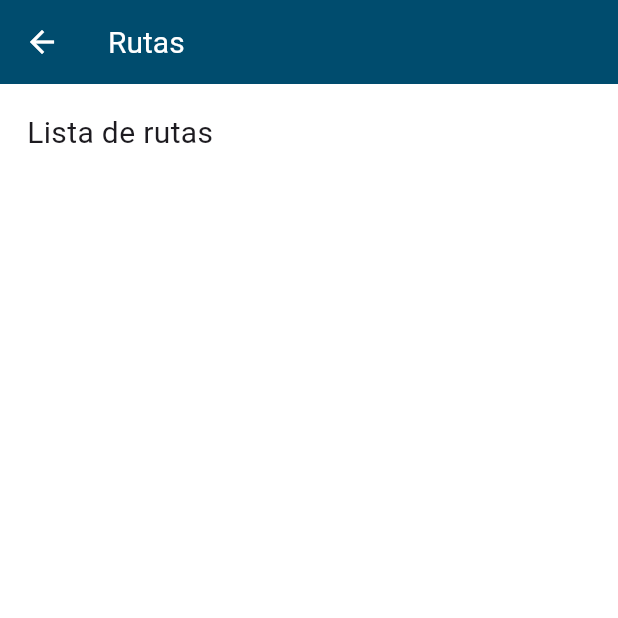
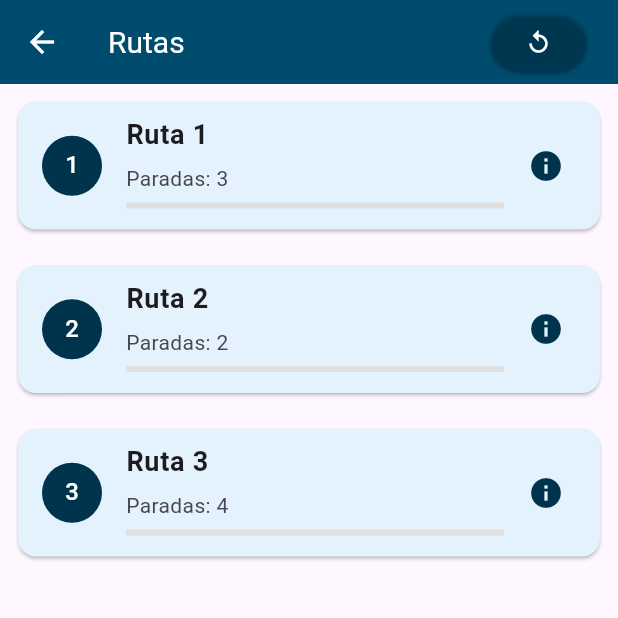
Before and after one commit to Mystedev/Odoo_App, a Flutter app: the MyRoutes screen opened directly, on a phone screen of 412 x 824 dp, the top half of it. Run offline on Flutter 3.47's test engine with Material 3 defaults, Android fonts, the phone set to English and light mode, and no system bars; our stand-ins replace flutter_speed_dial, shared_preferences; accounts and stored records are empty; network calls fail.

Commit message:
Se ha implementado la interfaz de las rutas que se deben hacer con un indicador de progreso de la ruta

```diff
--- a/lib/main.dart
+++ b/lib/main.dart
@@ -21,8 +21,8 @@ class MainApp extends StatefulWidget {
 }
 
 class _MainAppState extends State<MainApp> {
-  late Future<List<dynamic>> _productsFuture;
-  late Future<List<dynamic>> _contactsFuture;
+  late Future<List<dynamic>> _productsFuture = Future.value([]);
+  late Future<List<dynamic>> _contactsFuture = Future.value([]) ;
   ThemeMode _themeMode = ThemeMode.light;
 
   @override
@@ -173,7 +173,7 @@ class HomeScreen extends StatelessWidget {
             ),
             ListTile(
               leading: const Icon(Icons.shop),
-              title: const Text('Products'),
+              title: const Text('Productos'),
               onTap: () {
                 Navigator.of(context).push(
                     _createRoute(MyProducts(productsFuture: productsFuture)));
@@ -181,7 +181,7 @@ class HomeScreen extends StatelessWidget {
             ),
             ListTile(
               leading: const Icon(Icons.person),
-              title: const Text('Contacts'),
+              title: const Text('Contactos'),
               onTap: () {
                 Navigator.of(context).push(
                   _createRoute(
@@ -192,7 +192,7 @@ class HomeScreen extends StatelessWidget {
             ),
             ListTile(
               leading: const Icon(Icons.shopping_cart),
-              title: const Text('Comandes'),
+              title: const Text('Ventas'),
               onTap: () {
                 Navigator.of(context)
                     .push(_createRoute(const MyWaitingSales()));
@@ -200,7 +200,7 @@ class HomeScreen extends StatelessWidget {
             ),
             ListTile(
                 leading: const Icon(Icons.route),
-                title: const Text('Rutes'),
+                title: const Text('Rutas'),
                 onTap: () {
                   Navigator.of(context).push(_createRoute(const MyRoutes()));
                 })
--- a/lib/routes/rutes.dart
+++ b/lib/routes/rutes.dart
@@ -8,28 +8,167 @@ class MyRoutes extends StatefulWidget {
 }
 
 class _MyRoutesState extends State<MyRoutes> {
+  // Simulación de rutas y empresas a visitar
+  final List<Map<String, dynamic>> routes = [
+    {
+      'routeName': 'Ruta 1',
+      'stops': ['Empresa A', 'Empresa B', 'Empresa C'],
+      'progress': 0.0,
+    },
+    {
+      'routeName': 'Ruta 2',
+      'stops': ['Empresa D', 'Empresa E'],
+      'progress': 0.0,
+    },
+    {
+      'routeName': 'Ruta 3',
+      'stops': ['Empresa F', 'Empresa G', 'Empresa H', 'Empresa I'],
+      'progress': 0.0,
+    },
+  ];
+
   @override
   Widget build(BuildContext context) {
     return Scaffold(
-        backgroundColor: Colors.white,
       appBar: AppBar(
-          //backgroundColor: const Color.fromARGB(255, 230, 244, 246),
         title: const Text(
           'Rutas',
-            style: TextStyle(color: Color.fromARGB(255, 255, 255, 255)),
+          style: TextStyle(color: Colors.white),
         ),
-          foregroundColor: const Color.fromARGB(255, 255, 255, 255),
+        foregroundColor: Colors.white,
+        actions: [
+          ElevatedButton(
+            style: const ButtonStyle(
+              backgroundColor: WidgetStatePropertyAll(Color.fromARGB(0, 255, 255, 255))
             ),
-        body: Container(
-          padding: const EdgeInsets.all(18),
-          child: const Column(
+            onPressed: (){},
+            child: const Icon(Icons.replay)),
+          const SizedBox(width: 20,)
+        ],
+      ),
+      body: ListView.builder(
+        itemCount: routes.length,
+        itemBuilder: (context, index) {
+          final route = routes[index];
+          return Card(
+            color: Colors.blue.shade50,
+            margin: const EdgeInsets.all(12),
+            shape: RoundedRectangleBorder(
+              borderRadius: BorderRadius.circular(12),
+            ),
+            child: ListTile(
+              leading: CircleAvatar(
+                backgroundColor: const Color(0xFF00344D),
+                child: Text(
+                  (index + 1).toString(),
+                  style: const TextStyle(color: Colors.white),
+                ),
+              ),
+              title: Text(
+                route['routeName'],
+                style: const TextStyle(fontSize: 18, fontWeight: FontWeight.bold),
+              ),
+              subtitle: Column(
+                crossAxisAlignment: CrossAxisAlignment.start,
+                children: [
+                  const SizedBox(height: 6),
+                  Text("Paradas: ${route['stops'].length}"),
+                  const SizedBox(height: 6),
+                  // Indicador de progreso simulado
+                  LinearProgressIndicator(
+                    value: route['progress'],
+                    backgroundColor: Colors.grey.shade300,
+                    color: const  Color(0xFF00344D),
+                  ),
+                  const SizedBox(height: 6),
+                ],
+              ),
+              trailing: const Icon(
+                Icons.info,
+                color: Color(0xFF00344D),
+              ),
+              onTap: () {
+                // Mostrar el modal_bottom_sheet con los detalles de la ruta seleccionada
+                showModalBottomSheet(
+                  context: context,
+                  isScrollControlled: true, // Permite que el modal ocupe más espacio
+                  shape: const RoundedRectangleBorder(
+                    borderRadius: BorderRadius.vertical(
+                      top: Radius.circular(20),
+                    ),
+                  ),
+                  builder: (BuildContext context) {
+                    return DraggableScrollableSheet(
+                      expand: false,
+                      builder: (context, scrollController) {
+                        return SingleChildScrollView(
+                          controller: scrollController,
+                          child: RouteDetailsBottomSheet(
+                            routeName: route['routeName'],
+                            stops: route['stops'],
+                          ),
+                        );
+                      },
+                    );
+                  },
+                );
+              },
+            ),
+          );
+        },
+      ),
+    );
+  }
+}
+
+class RouteDetailsBottomSheet extends StatelessWidget {
+  final String routeName;
+  final List<String> stops;
+
+  const RouteDetailsBottomSheet({
+    super.key,
+    required this.routeName,
+    required this.stops,
+  });
+
+  @override
+  Widget build(BuildContext context) {
+    return Padding(
+      padding: const EdgeInsets.all(25.0),
+      child: Column(
+        crossAxisAlignment: CrossAxisAlignment.start,
+        mainAxisSize: MainAxisSize.min,
         children: [
           Text(
-                'Lista de rutas',
-                style: TextStyle(fontSize: 20),
+            routeName,
+            style: const TextStyle(fontSize: 22, fontWeight: FontWeight.bold),
+          ),
+          const SizedBox(height: 10),
+          const Text(
+            'Empresas a visitar:',
+            style: TextStyle(fontSize: 18, fontWeight: FontWeight.bold),
+          ),
+          const SizedBox(height: 10),
+          // Lista de paradas con estilo más limpio
+          for (var stop in stops)
+            ListTile(
+              leading: const Icon(
+                Icons.business,
+                color: Color(0xFF00344D),
+              ),
+              title: Text(stop),
+            ),
+          const SizedBox(height: 20),
+          Center(
+            child: ElevatedButton(
+              onPressed: () {
+                Navigator.pop(context); // Cierra el BottomSheet
+              },
+              child: const Text('Cerrar'),
+            ),
           ),
         ],
       ),
-        ));
+    );
   }
 }
```
Lines whose indentation alone changed are shown as unchanged.
